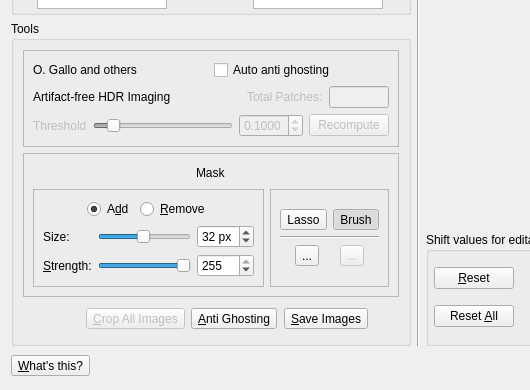
First picture: the form in src/HdrWizard/EditingTools.ui, repository LuminanceHDR/LuminanceHDR, before the edit; both pictures show x 0 to 530 and y 305 to 695 of the 1120 by 695 pixel window.
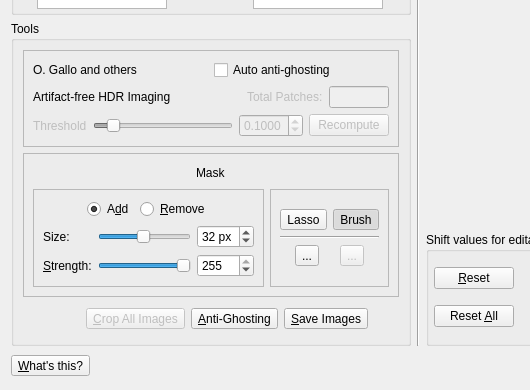
Second picture: the form after the edit. Icons and pictures are not drawn.

```diff
--- a/src/HdrWizard/EditingTools.ui
+++ b/src/HdrWizard/EditingTools.ui
@@ -530,7 +530,7 @@
                     <string>&lt;html&gt;&lt;head/&gt;&lt;body&gt;&lt;p&gt;Enable auto anti ghosting algorithm&lt;/p&gt;&lt;/body&gt;&lt;/html&gt;</string>
                    </property>
                    <property name="text">
-                    <string>Auto anti ghosting</string>
+                    <string>Auto anti-ghosting</string>
                    </property>
                   </widget>
                  </item>
@@ -747,7 +747,7 @@
               <item>
                <widget class="QToolButton" name="antighostToolButton">
                 <property name="text">
-                 <string>&amp;Anti Ghosting</string>
+                 <string>&amp;Anti-Ghosting</string>
                 </property>
                 <property name="icon">
                  <iconset resource="../../icons.qrc">
```
Left out of the diff: 12 changed lines with no effect on the pictures.
